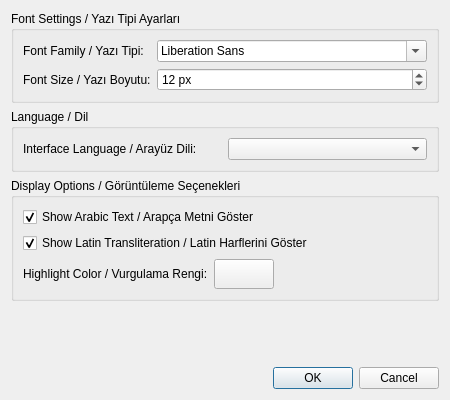
Before: the Qt Designer form settingsdialog.ui in takyonxxx/HolyBooksExplorer, drawn with Qt 5.
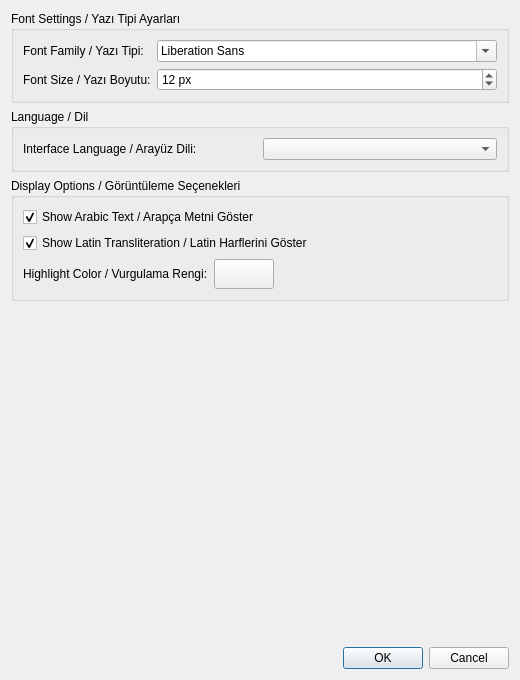
After: the same form once the commit is applied.

```diff
--- a/settingsdialog.ui
+++ b/settingsdialog.ui
@@ -6,8 +6,8 @@
    <rect>
     <x>0</x>
     <y>0</y>
-    <width>450</width>
-    <height>400</height>
+    <width>520</width>
+    <height>680</height>
    </rect>
   </property>
   <property name="windowTitle">
@@ -149,7 +149,7 @@
      <property name="sizeHint" stdset="0">
       <size>
        <width>20</width>
-       <height>40</height>
+       <height>10</height>
       </size>
      </property>
     </spacer>
```
